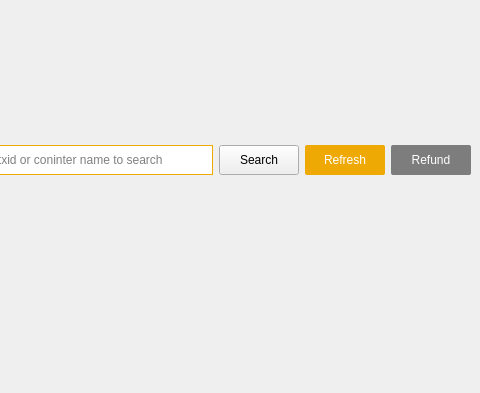
Before: the Qt Designer form src/qt/forms/masternodelist.ui in MassGrid/MassGrid, drawn with Qt 5; both pictures show x 370 to 850 and y 121 to 514 of the 850 by 514 pixel window.
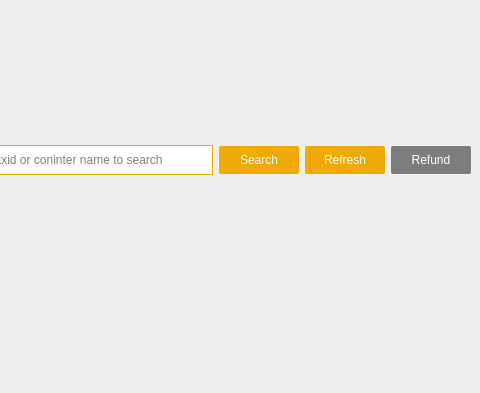
After: the same form once the commit is applied.

```diff
--- a/src/qt/forms/masternodelist.ui
+++ b/src/qt/forms/masternodelist.ui
@@ -671,11 +671,11 @@
               <property name="minimumSize">
                <size>
                 <width>0</width>
-                <height>30</height>
+                <height>28</height>
                </size>
               </property>
               <property name="styleSheet">
-               <string notr="true">QPushButton#pushButton{
+               <string notr="true">QPushButton#pBtn_searchOrderBtn{
 width:80;
 height:28;
 background-color: rgb(239, 169, 4);
@@ -694,7 +694,7 @@
               <property name="minimumSize">
                <size>
                 <width>0</width>
-                <height>30</height>
+                <height>28</height>
                </size>
               </property>
               <property name="text">
@@ -710,7 +710,7 @@
               <property name="minimumSize">
                <size>
                 <width>0</width>
-                <height>30</height>
+                <height>28</height>
                </size>
               </property>
               <property name="styleSheet">
```
